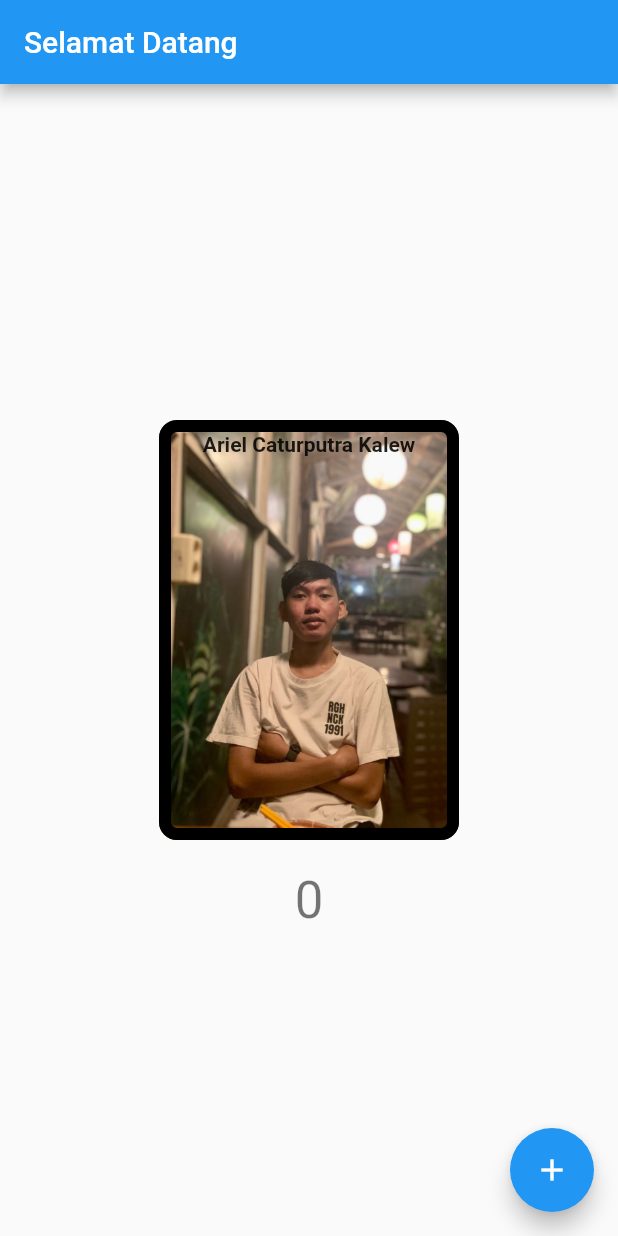
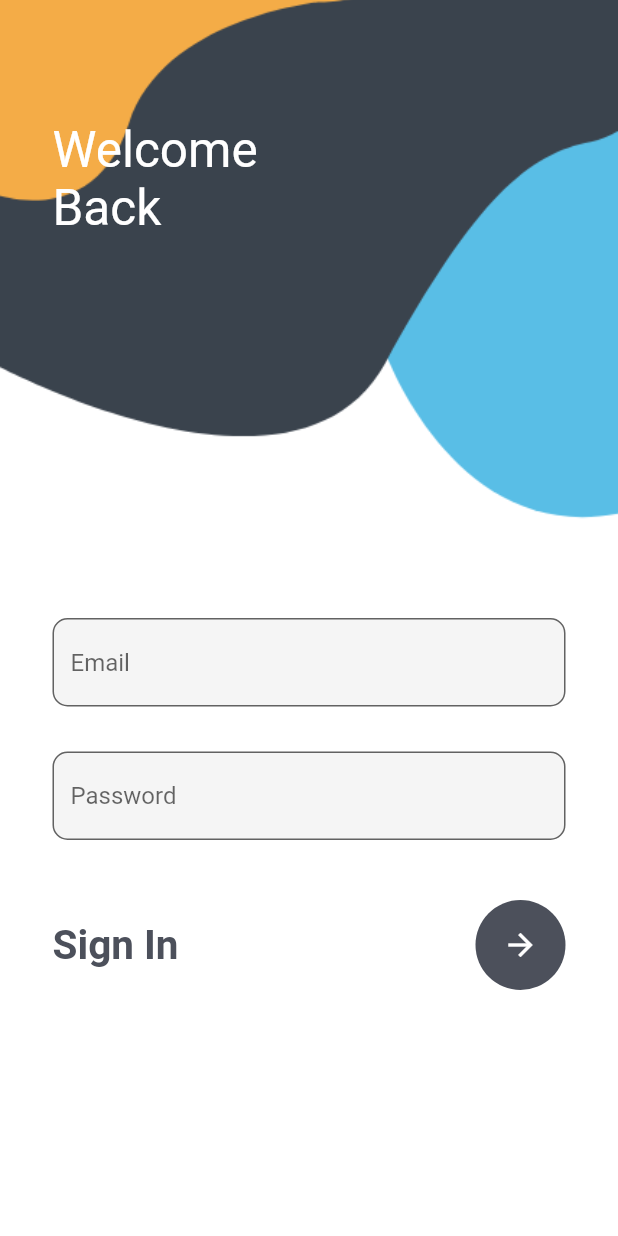
Before and after one commit to arielcatur/Tugas1Android, a Flutter app: the screen it shows after launch, on a phone screen of 412 x 824 dp. Run offline on Flutter 3.47's test engine with Material 2 defaults, Android fonts, the phone set to English and light mode, and no system bars.

Commit message:
update by ariel

```diff
--- /dev/null
+++ b/lib/login.dart
@@ -0,0 +1,91 @@
+import 'package:flutter/material.dart';
+
+class Login extends StatelessWidget {
+  const Login({super.key});
+
+  @override
+  Widget build(BuildContext context) {
+    return Container(
+      decoration: const BoxDecoration(
+        image: DecorationImage(
+            image: AssetImage('assets/images/login.png'), fit: BoxFit.cover),
+      ),
+      child: Scaffold(
+        backgroundColor: Colors.transparent,
+        body: Stack(children: [
+          Container(
+            padding: const EdgeInsets.only(left: 35, top: 80),
+            child: const Text(
+              "Welcome\nBack",
+              style: TextStyle(color: Colors.white, fontSize: 33),
+            ),
+          ),
+          SingleChildScrollView(
+            child: Container(
+              padding: EdgeInsets.only(
+                  right: 35,
+                  left: 35,
+                  top: MediaQuery.of(context).size.height * 0.5),
+              child: Column(children: [
+                TextField(
+                  decoration: InputDecoration(
+                    fillColor: Colors.grey.shade100,
+                    filled: true,
+                    hintText: 'Email',
+                    border: OutlineInputBorder(
+                      borderRadius: BorderRadius.circular(10),
+                    ),
+                  ),
+                ),
+                const SizedBox(
+                  height: 30,
+                ),
+                TextField(
+                  obscureText: true,
+                  decoration: InputDecoration(
+                    fillColor: Colors.grey.shade100,
+                    filled: true,
+                    hintText: 'Password',
+                    border: OutlineInputBorder(
+                      borderRadius: BorderRadius.circular(10),
+                    ),
+                  ),
+                ),
+                const SizedBox(
+                  height: 40,
+                ),
+                Row(
+                  mainAxisAlignment: MainAxisAlignment.spaceBetween,
+                  children: [
+                    const Text(
+                      'Sign In',
+                      style: TextStyle(
+                        color: Color(0xff4c505b),
+                        fontSize: 27,
+                        fontWeight: FontWeight.w700,
+                      ),
+                    ),
+                    CircleAvatar(
+                      radius: 30,
+                      backgroundColor: const Color(0xff4c505b),
+                      child: IconButton(
+                        color: Colors.white,
+                        onPressed: () {
+                          Navigator.pushReplacementNamed(context, "/halaman1");
+                        },
+                        icon: const Icon(Icons.arrow_forward),
+                      ),
+                    ),
+                  ],
+                ),
+                const SizedBox(
+                  height: 40,
+                ),
+              ]),
+            ),
+          ),
+        ]),
+      ),
+    );
+  }
+}
--- a/lib/main.dart
+++ b/lib/main.dart
@@ -1,136 +1,33 @@
 import 'package:flutter/material.dart';
+import 'package:testing123/login.dart';
+import 'package:testing123/halaman1.dart';
+import 'package:testing123/halaman2.dart';
+import 'package:testing123/halaman3.dart';
+
 
 void main() {
   runApp(const MyApp());
 }
 
-class MyApp extends StatelessWidget {
+class MyApp extends StatefulWidget {
   const MyApp({super.key});
 
-  // This widget is the root of your application.
+  @override
+  State<MyApp> createState() => _MyAppState();
+}
+
+class _MyAppState extends State<MyApp> {
   @override
   Widget build(BuildContext context) {
     return MaterialApp(
-      debugShowCheckedModeBanner: false,
-      title: 'Flutter Demo',
-      theme: ThemeData(
-        // This is the theme of your application.
-        //
-        // Try running your application with "flutter run". You'll see the
-        // application has a blue toolbar. Then, without quitting the app, try
-        // changing the primarySwatch below to Colors.green and then invoke
-        // "hot reload" (press "r" in the console where you ran "flutter run",
-        // or simply save your changes to "hot reload" in a Flutter IDE).
-        // Notice that the counter didn't reset back to zero; the application
-        // is not restarted.
-        primarySwatch: Colors.blue,
-      ),
-      home: const MyHomePage(title: 'Selamat Datang'),
+      initialRoute: "/",
+      routes: {
+        "/":(context) => const Login(),
+        "/halaman1":(context) => const Halaman1(),
+        "/halaman2":(context) => const Halaman2(),
+        "/halaman3":(context) => const Halaman3(),
+      },
+
     );
   }
 }
-
-class MyHomePage extends StatefulWidget {
-  const MyHomePage({super.key, required this.title});
-
-  // This widget is the home page of your application. It is stateful, meaning
-  // that it has a State object (defined below) that contains fields that affect
-  // how it looks.
-
-  // This class is the configuration for the state. It holds the values (in this
-  // case the title) provided by the parent (in this case the App widget) and
-  // used by the build method of the State. Fields in a Widget subclass are
-  // always marked "final".
-
-  final String title;
-
-  @override
-  State<MyHomePage> createState() => _MyHomePageState();
-}
-
-class _MyHomePageState extends State<MyHomePage> {
-  int _counter = 0;
-
-  void _incrementCounter() {
-    setState(() {
-      // This call to setState tells the Flutter framework that something has
-      // changed in this State, which causes it to rerun the build method below
-      // so that the display can reflect the updated values. If we changed
-      // _counter without calling setState(), then the build method would not be
-      // called again, and so nothing would appear to happen.
-      _counter++;
-    });
-  }
-
-  @override
-  Widget build(BuildContext context) {
-    // This method is rerun every time setState is called, for instance as done
-    // by the _incrementCounter method above.
-    //
-    // The Flutter framework has been optimized to make rerunning build methods
-    // fast, so that you can just rebuild anything that needs updating rather
-    // than having to individually change instances of widgets.
-    return Scaffold(
-      appBar: AppBar(
-        // Here we take the value from the MyHomePage object that was created by
-        // the App.build method, and use it to set our appbar title.
-        title: Text(widget.title),
-      ),
-      body: Center(
-        // Center is a layout widget. It takes a single child and positions it
-        // in the middle of the parent.
-        child: Column(
-          // Column is also a layout widget. It takes a list of children and
-          // arranges them vertically. By default, it sizes itself to fit its
-          // children horizontally, and tries to be as tall as its parent.
-          //
-          // Invoke "debug painting" (press "p" in the console, choose the
-          // "Toggle Debug Paint" action from the Flutter Inspector in Android
-          // Studio, or the "Toggle Debug Paint" command in Visual Studio Code)
-          // to see the wireframe for each widget.
-          //
-          // Column has various properties to control how it sizes itself and
-          // how it positions its children. Here we use mainAxisAlignment to
-          // center the children vertically; the main axis here is the vertical
-          // axis because Columns are vertical (the cross axis would be
-          // horizontal).
-          mainAxisAlignment: MainAxisAlignment.center,
-          children: <Widget>[
-            Container(
-                decoration: BoxDecoration(
-                  color: const Color(0xff7c94b6),
-                  image: const DecorationImage(
-                    image: AssetImage("assets/images/ariel.jpeg"),
-                    fit: BoxFit.cover,
-                  ),
-                  // text: const Text('ariel'),
-                  border: Border.all(
-                    color: Colors.black,
-                    width: 8,
-                  ),
-                  borderRadius: BorderRadius.circular(12),
-                ),
-                height: 280,
-                width: 200,
-                margin: EdgeInsets.all(20),
-                child: Text('Ariel Caturputra Kalew',textAlign: TextAlign.center,style:TextStyle(fontWeight: FontWeight.bold)),
-            ),
-            // Image.asset("images/ariel.jpeg"),const Text(
-            //   'Ariel Caturputra Kaleew',
-            //   style: TextStyle(fontWeight: FontWeight.bold),
-            // ),
-            Text(
-              '$_counter',
-              style: Theme.of(context).textTheme.headlineMedium,
-            ),
-          ],
-        ),
-      ),
-      floatingActionButton: FloatingActionButton(
-        onPressed: _incrementCounter,
-        tooltip: 'Increment',
-        child: const Icon(Icons.add),
-      ), // This trailing comma makes auto-formatting nicer for build methods.
-    );
-  }
-}
--- a/pubspec.yaml
+++ b/pubspec.yaml
@@ -60,8 +60,9 @@ flutter:
 
   # To add assets to your application, add an assets section, like this:
   assets:
-    - image/
     - assets/images/ariel.jpeg
+    - assets/images/login.png
+    - assets/images/messi.jpg
 
   # An image asset can refer to one or more resolution-specific "variants", see
   # https://flutter.dev/assets-and-images/#resolution-aware
```
Also changed, not shown: lib/halaman1.dart (added, +46 -0 lines), lib/halaman2.dart (added, +47 -0 lines), lib/halaman3.dart (added, +47 -0 lines), assets/images/login.png (added), assets/images/messi.jpg (added).
